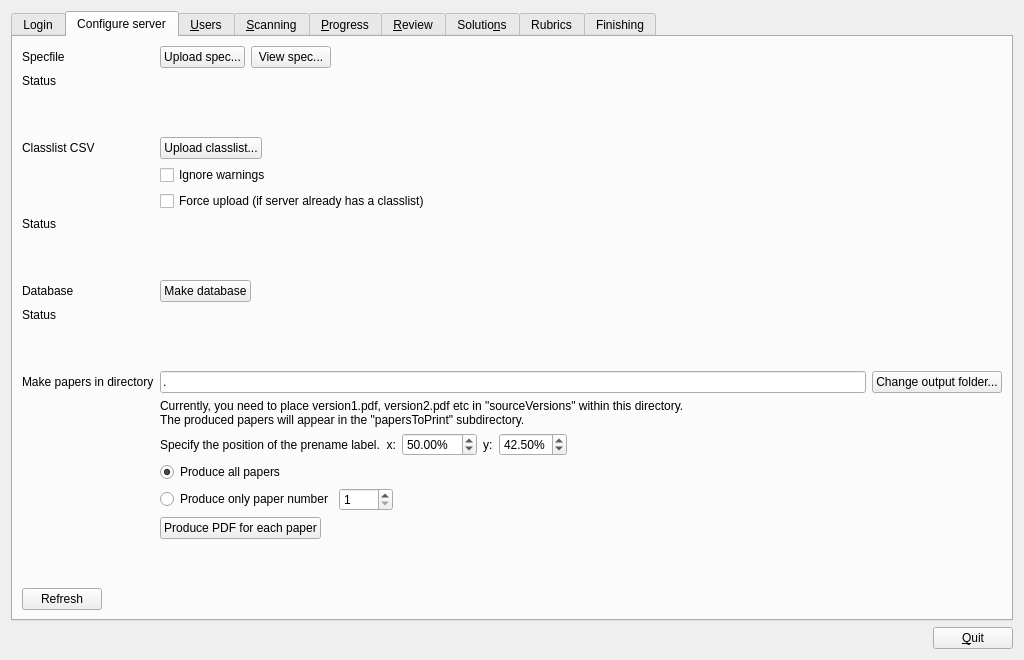
Before: the Qt Designer form qtCreatorFiles/ui_manager.ui in plomgrading/plom, drawn with Qt 5.
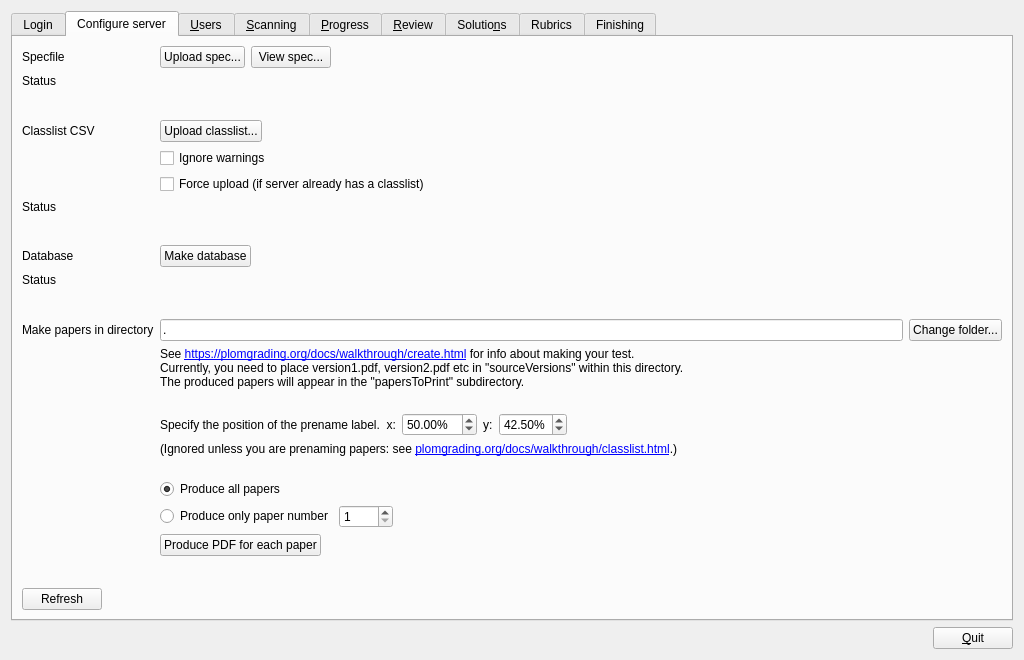
After: the same form once the commit is applied. The open tabs and pages were chosen to show the change.

Commit message: manager: add some help text

```diff
--- a/qtCreatorFiles/ui_manager.ui
+++ b/qtCreatorFiles/ui_manager.ui
@@ -400,7 +400,7 @@
           <item>
            <widget class="QPushButton" name="makePapersFolderButton">
             <property name="text">
-             <string>Change output folder...</string>
+             <string>Change folder...</string>
             </property>
            </widget>
           </item>
@@ -416,12 +416,14 @@
           </sizepolicy>
          </property>
          <property name="text">
-          <string>&lt;p&gt;Currently, you need to place version1.pdf, version2.pdf etc in &quot;sourceVersions&quot; within this directory.&lt;br /&gt;
+          <string>&lt;p&gt;
+See &lt;a href=&quot;https://plomgrading.org/docs/walkthrough/create.html&quot;&gt;https://plomgrading.org/docs/walkthrough/create.html&lt;/a&gt; for info about making your test.&lt;br /&gt;
+Currently, you need to place version1.pdf, version2.pdf etc in &quot;sourceVersions&quot; within this directory.&lt;br /&gt;
 The produced papers will appear in the &quot;papersToPrint&quot; subdirectory.&lt;/p&gt;</string>
          </property>
         </widget>
        </item>
-       <item row="24" column="1">
+       <item row="25" column="1">
         <widget class="QFrame" name="frame_6">
          <layout class="QHBoxLayout" name="horizontalLayout_27">
           <property name="leftMargin">
@@ -492,7 +494,7 @@
          </layout>
         </widget>
        </item>
-       <item row="26" column="1">
+       <item row="28" column="1">
         <widget class="QFrame" name="frame_7">
          <layout class="QGridLayout" name="gridLayout_5">
           <property name="leftMargin">
@@ -507,30 +509,7 @@
           <property name="bottomMargin">
            <number>0</number>
           </property>
-          <item row="1" column="2">
-           <spacer name="horizontalSpacer_20">
-            <property name="orientation">
-             <enum>Qt::Horizontal</enum>
-            </property>
-            <property name="sizeHint" stdset="0">
-             <size>
-              <width>40</width>
-              <height>20</height>
-             </size>
-            </property>
-           </spacer>
-          </item>
-          <item row="0" column="0">
-           <widget class="QRadioButton" name="radioButtonProduceAll">
-            <property name="text">
-             <string>Produce all papers</string>
-            </property>
-            <property name="checked">
-             <bool>true</bool>
-            </property>
-           </widget>
-          </item>
-          <item row="1" column="1">
+          <item row="2" column="1">
            <widget class="QSpinBox" name="makePapersWhichSpinBox">
             <property name="minimum">
              <number>1</number>
@@ -540,17 +519,40 @@
             </property>
            </widget>
           </item>
-          <item row="1" column="0">
+          <item row="2" column="0">
            <widget class="QRadioButton" name="radioButtonProduceOne">
             <property name="text">
              <string>Produce only paper number</string>
             </property>
            </widget>
           </item>
+          <item row="2" column="2">
+           <spacer name="horizontalSpacer_20">
+            <property name="orientation">
+             <enum>Qt::Horizontal</enum>
+            </property>
+            <property name="sizeHint" stdset="0">
+             <size>
+              <width>40</width>
+              <height>20</height>
+             </size>
+            </property>
+           </spacer>
+          </item>
+          <item row="1" column="0">
+           <widget class="QRadioButton" name="radioButtonProduceAll">
+            <property name="text">
+             <string>Produce all papers</string>
+            </property>
+            <property name="checked">
+             <bool>true</bool>
+            </property>
+           </widget>
+          </item>
          </layout>
         </widget>
        </item>
-       <item row="27" column="1">
+       <item row="29" column="1">
         <widget class="QFrame" name="frame_8">
          <layout class="QHBoxLayout" name="horizontalLayout_28">
           <property name="leftMargin">
@@ -588,7 +590,7 @@
          </layout>
         </widget>
        </item>
-       <item row="29" column="1">
+       <item row="31" column="1">
         <spacer name="verticalSpacer_15">
          <property name="orientation">
           <enum>Qt::Vertical</enum>
@@ -601,7 +603,7 @@
          </property>
         </spacer>
        </item>
-       <item row="30" column="0">
+       <item row="32" column="0">
         <widget class="QPushButton" name="configRefreshButton">
          <property name="text">
           <string>Refresh</string>
@@ -719,6 +721,42 @@
          </property>
         </widget>
        </item>
+       <item row="26" column="1">
+        <widget class="QLabel" name="label_28">
+         <property name="text">
+          <string>(Ignored unless you are prenaming papers: see &lt;a href=&quot;https://plomgrading.org/docs/walkthrough/classlist.html&quot;&gt;plomgrading.org/docs/walkthrough/classlist.html&lt;/a&gt;.)</string>
+         </property>
+         <property name="wordWrap">
+          <bool>false</bool>
+         </property>
+        </widget>
+       </item>
+       <item row="24" column="1">
+        <spacer name="verticalSpacer_19">
+         <property name="orientation">
+          <enum>Qt::Vertical</enum>
+         </property>
+         <property name="sizeHint" stdset="0">
+          <size>
+           <width>20</width>
+           <height>12</height>
+          </size>
+         </property>
+        </spacer>
+       </item>
+       <item row="27" column="1">
+        <spacer name="verticalSpacer_20">
+         <property name="orientation">
+          <enum>Qt::Vertical</enum>
+         </property>
+         <property name="sizeHint" stdset="0">
+          <size>
+           <width>20</width>
+           <height>12</height>
+          </size>
+         </property>
+        </spacer>
+       </item>
       </layout>
      </widget>
      <widget class="QWidget" name="userAllTab">
```
The commit also changes 1 other file.
